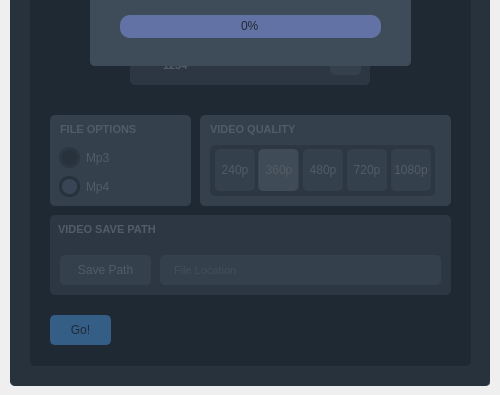
The window that ytmpn.ui (manuanish/YoutubeDownloader) describes before a commit, drawn with Qt 5; both pictures show x 0 to 500 and y 235 to 630 of the 500 by 630 pixel window.
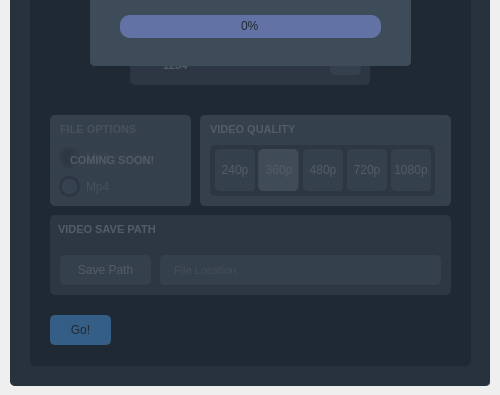
The same window after the commit. Icons and pictures are not drawn.

Commit message: removed audio features for later update

```diff
--- a/ytmpn.ui
+++ b/ytmpn.ui
@@ -223,6 +223,50 @@
         <string>FILE OPTIONS</string>
        </property>
       </widget>
+      <widget class="QFrame" name="coming_soon_frame">
+       <property name="geometry">
+        <rect>
+         <x>0</x>
+         <y>0</y>
+         <width>141</width>
+         <height>91</height>
+        </rect>
+       </property>
+       <property name="styleSheet">
+        <string notr="true">	background-color: rgba(82, 96, 109, 100);
+	border-radius: 5px;</string>
+       </property>
+       <property name="frameShape">
+        <enum>QFrame::StyledPanel</enum>
+       </property>
+       <property name="frameShadow">
+        <enum>QFrame::Raised</enum>
+       </property>
+       <widget class="QLabel" name="coming_soon_text">
+        <property name="geometry">
+         <rect>
+          <x>20</x>
+          <y>35</y>
+          <width>101</width>
+          <height>20</height>
+         </rect>
+        </property>
+        <property name="font">
+         <font>
+          <family>Segoe UI</family>
+          <pointsize>8</pointsize>
+          <weight>75</weight>
+          <bold>true</bold>
+         </font>
+        </property>
+        <property name="styleSheet">
+         <string notr="true">color: rgb(154, 165, 177)</string>
+        </property>
+        <property name="text">
+         <string>COMING SOON!</string>
+        </property>
+       </widget>
+      </widget>
      </widget>
      <widget class="QFrame" name="video_quality_frame">
       <property name="geometry">
```
Left out of the diff: 2 changed lines with no effect on the pictures. The commit also changes 2 other files.
